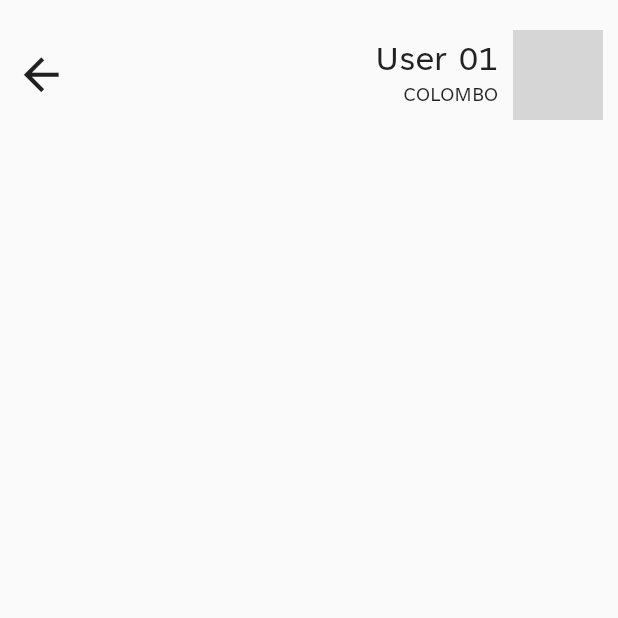
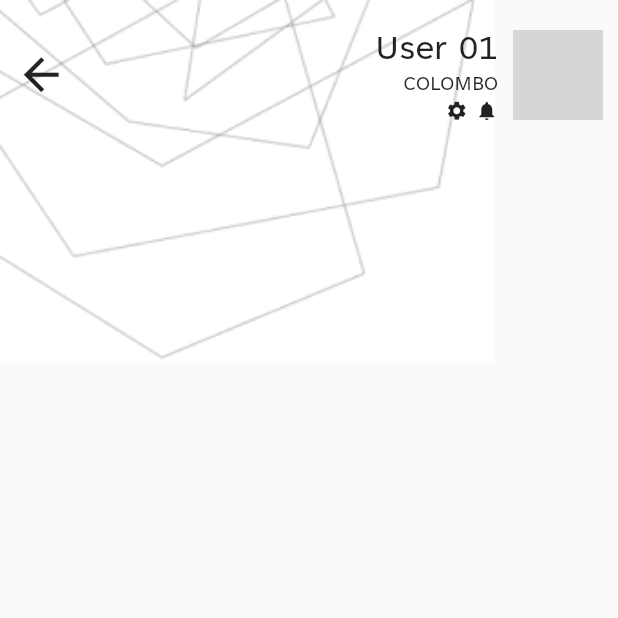
Before and after one commit to thushaltk/prodep-client, a Flutter app: the screen it shows after launch, on a phone screen of 412 x 824 dp, the top half of it. Run offline on Flutter 3.47's test engine with Material 2 defaults, Android fonts, the light colour scheme and no system bars; our stand-ins replace font_awesome_flutter; network calls fail; grey boxes are pictures that could not be loaded.

Commit message:
UPDATED: main screen

```diff
--- a/lib/screens/main-screen.dart
+++ b/lib/screens/main-screen.dart
@@ -14,7 +14,24 @@ class _MainScreenState extends State<MainScreen> {
   @override
   Widget build(BuildContext context) {
     return Scaffold(
-      body: Row(
+      body: Container(
+        width: double.infinity,
+        height: double.infinity,
+        child: Column(
+          mainAxisAlignment: MainAxisAlignment.spaceBetween,
+          crossAxisAlignment: CrossAxisAlignment.start,
+          children: [
+            Stack(
+              children: [
+                Container(
+                  alignment: Alignment.topLeft,
+                  width: 350,
+                  child: Image.asset(
+                      width: 330,
+                      'assets/images/pattern.png',
+                      fit: BoxFit.contain),
+                ),
+                Row(
                   mainAxisAlignment: MainAxisAlignment.spaceBetween,
                   crossAxisAlignment: CrossAxisAlignment.center,
                   children: [
@@ -32,6 +49,11 @@ class _MainScreenState extends State<MainScreen> {
                     ),
                   ],
                 ),
+              ],
+            ),
+          ],
+        ),
+      ),
     );
   }
 }
--- a/lib/widgets/userinfo-widget.dart
+++ b/lib/widgets/userinfo-widget.dart
@@ -1,6 +1,7 @@
 import 'package:flutter/material.dart';
 import 'package:flutter/src/foundation/key.dart';
 import 'package:flutter/src/widgets/framework.dart';
+import 'package:font_awesome_flutter/font_awesome_flutter.dart';
 
 class UserInfoWidget extends StatefulWidget {
   final String username;
@@ -32,7 +33,27 @@ class _UserInfoWidgetState extends State<UserInfoWidget> {
                 "User 01",
                 style: TextStyle(fontSize: 25),
               ),
-              Text("COLOMBO"),
+              Text(
+                "COLOMBO",
+                style: TextStyle(fontSize: 14),
+              ),
+              Row(
+                mainAxisAlignment: MainAxisAlignment.spaceEvenly,
+                crossAxisAlignment: CrossAxisAlignment.center,
+                children: [
+                  Icon(
+                    Icons.settings,
+                    size: 15,
+                  ),
+                  SizedBox(
+                    width: 5,
+                  ),
+                  Icon(
+                    Icons.notifications,
+                    size: 15,
+                  ),
+                ],
+              )
             ],
           ),
           Padding(
```
Also changed, not shown: lib/screens/splash-screen.dart (+7 -10 lines). Lines whose indentation alone changed are shown as unchanged.
